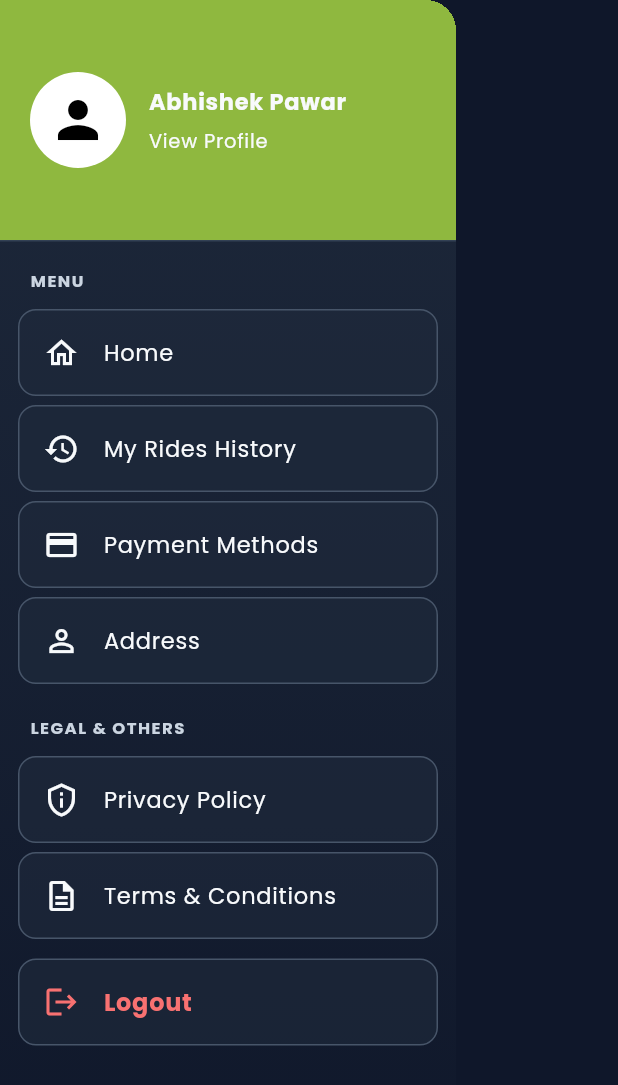
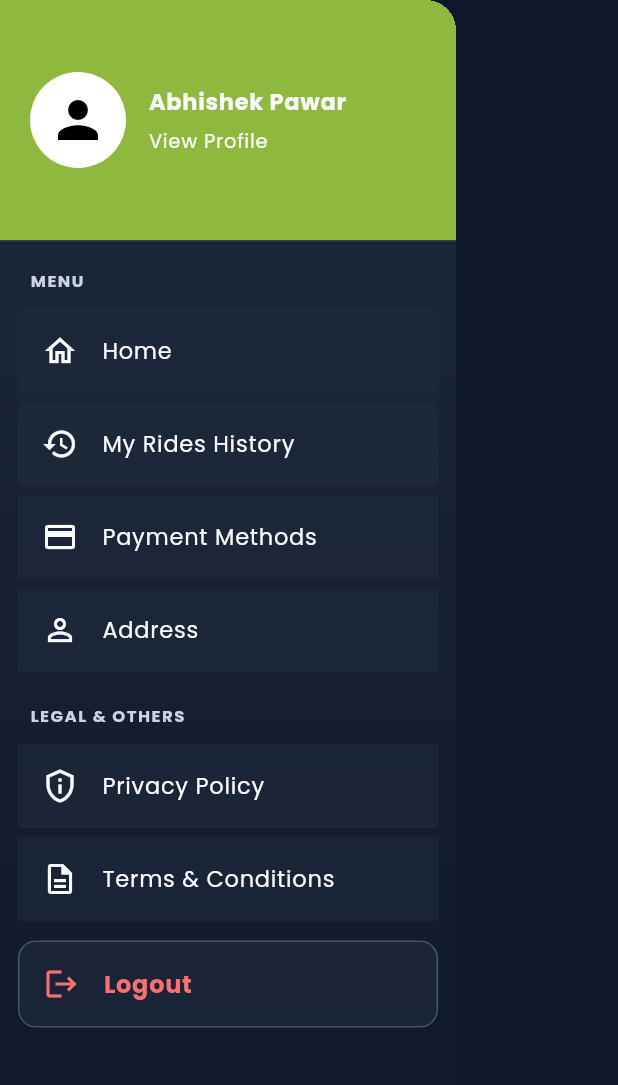
Before and after one commit to abhipawar2004/newMyRidez, a Flutter app: the AppDrawer widget shown alone on an empty page, opened directly, on a phone screen of 412 x 824 dp. Shown: the top 1085 px of the screen. Run offline on Flutter 3.47's test engine with Material 3 defaults, Android fonts, the light colour scheme and no system bars; our stand-ins replace country_picker, flutter_screenutil, geolocator, get, google_fonts, google_maps_flutter.

Commit message:
Remove border and border radius from drawer tile for improved design consistency

```diff
--- a/lib/screen/drawer_screen.dart
+++ b/lib/screen/drawer_screen.dart
@@ -159,8 +159,8 @@ class AppDrawer extends StatelessWidget {
       child: Container(
         decoration: BoxDecoration(
           color: AppColors.cardBackground.withOpacity(0.65),
-          borderRadius: BorderRadius.circular(12),
-          border: Border.all(color: AppColors.border, width: 1),
+          // borderRadius: BorderRadius.circular(12),
+          // border: Border.all(color: AppColors.border, width: 1),
         ),
         child: ListTile(
           shape: RoundedRectangleBorder(
```
